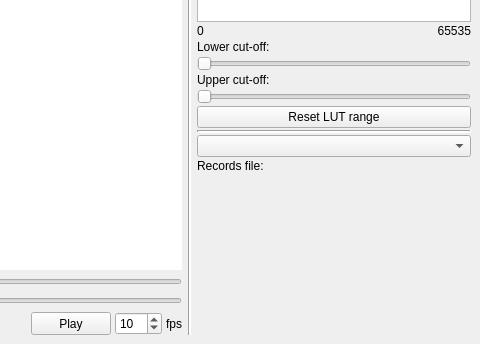
The window that ui/mainwindow.ui (takushim/momotrack) describes before a commit, drawn with Qt 5; both pictures show x 320 to 800 and y 306 to 650 of the 800 by 650 pixel window.
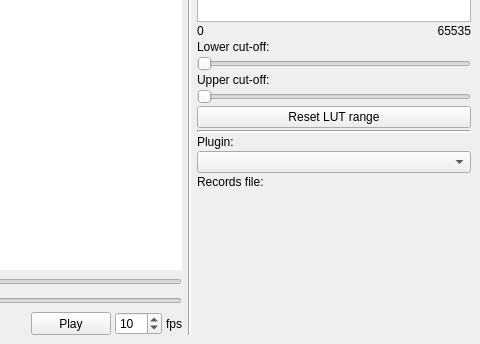
The same window after the commit.

Commit message: Added a label for the plugin combo box

Patch:
```diff
--- a/ui/mainwindow.ui
+++ b/ui/mainwindow.ui
@@ -732,6 +732,13 @@
           </property>
          </widget>
         </item>
+        <item>
+         <widget class="QLabel" name="label_plugin">
+          <property name="text">
+           <string>Plugin:</string>
+          </property>
+         </widget>
+        </item>
         <item>
          <widget class="QComboBox" name="combo_plugin_name"/>
         </item>
```
